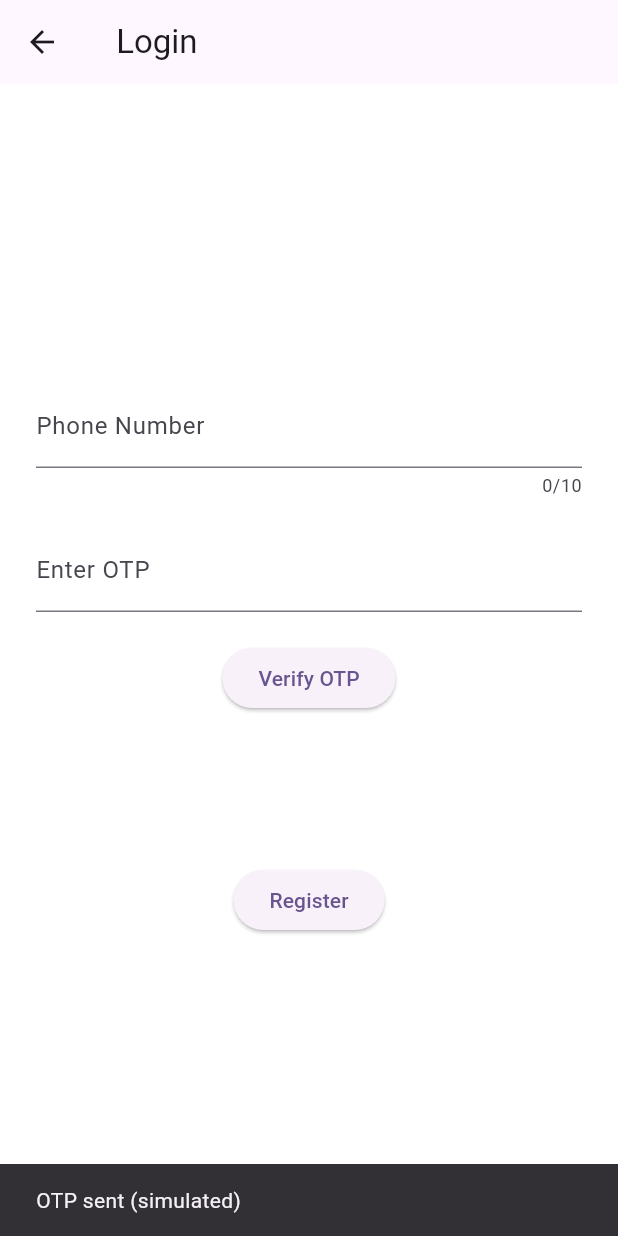
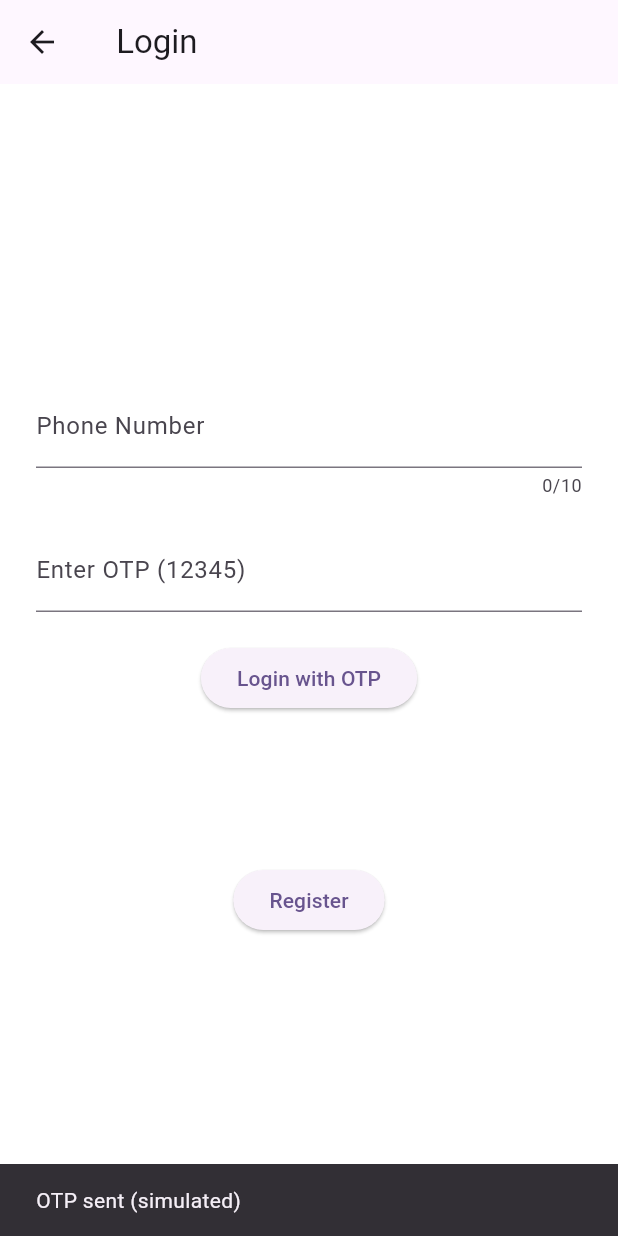
Before and after one commit to Avinash1705/blinkit, a Flutter app: the StaticLoginScreen screen opened directly, after a tap on "Send OTP", on a phone screen of 412 x 824 dp. Run offline on Flutter 3.47's test engine with Material 3 defaults, Android fonts, the phone set to English and light mode, and no system bars; our stand-ins replace get, image_picker, permission_handler, syncfusion_flutter_charts; missing offline and left inert: dart:js, flutter_sliding_toast; network calls fail.

Commit message:
payment fixed of subcription model

```diff
--- a/lib/services/payment.dart
+++ b/lib/services/payment.dart
@@ -3,6 +3,7 @@ import 'package:get/get.dart';
 import 'package:get/get_core/src/get_main.dart';
 import 'package:swiggy/controllers/payementController.dart';
 // import '../venderModels/GetVenderResponseModel.dart' as venderData;
+import '../ui/login/loginScreenStatic.dart';
 import '../vender/venderModels/GetVenderResponseModel.dart' as venderData;
 
 
@@ -15,6 +16,7 @@ class PaymentScreen extends StatelessWidget {
   PaymentScreen(this.payment,this.duration,this.vendorDetails);
   @override
   Widget build(BuildContext context) {
+    print("duration in payment screen $duration");
     return Scaffold(
       appBar: AppBar(
         title: Text("Payment"),
@@ -105,14 +107,14 @@ class PaymentScreen extends StatelessWidget {
                 Future.delayed(Duration(seconds: 3), () {
                   //duration api update in vender column
                   PaymentController().updateSubscription(vendorDetails.phone!, duration);
-                  // Get.offAll(() => BottomNavScreen(index: 1));
+                  Get.offAll(() => StaticLoginScreen());
                 });
               },
               style: ElevatedButton.styleFrom(
                 backgroundColor: Colors.deepPurple,
                 minimumSize: Size(double.infinity, 48),
               ),
-              child: Text("Pay ₹$payment", style: TextStyle(fontSize: 16)),
+              child: Text("Pay ₹$payment", style: TextStyle(fontSize: 16,color: Colors.white)),
             ),
           ],
         ),
--- a/lib/ui/login/loginScreenStatic.dart
+++ b/lib/ui/login/loginScreenStatic.dart
@@ -82,13 +82,13 @@ class _StaticLoginScreenState extends State<StaticLoginScreen> {
                       controller: otpController,
                       keyboardType: TextInputType.number,
                       decoration: const InputDecoration(
-                        labelText: "Enter OTP",
+                        labelText: "Enter OTP (12345)",
                       ),
                     ),
                   const SizedBox(height: 20),
                   ElevatedButton(
                     onPressed: otpSent ? simulateLogin : simulateSendOtp,
-                    child: Text(otpSent ? "Verify OTP" : "Send OTP"),
+                    child: Text(otpSent ? "Login with OTP" : "Send OTP"),
                   ),
                   // ElevatedButton(onPressed: (){
                   //
```
Also changed, not shown: lib/vender/ui/SubscriptionService.dart (+5 -6 lines).
